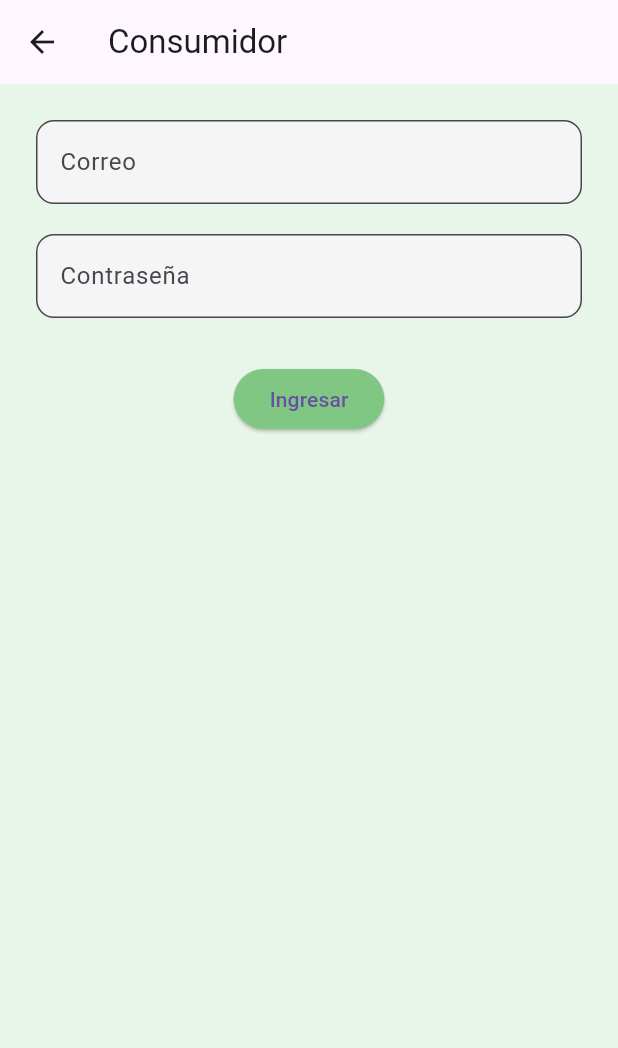
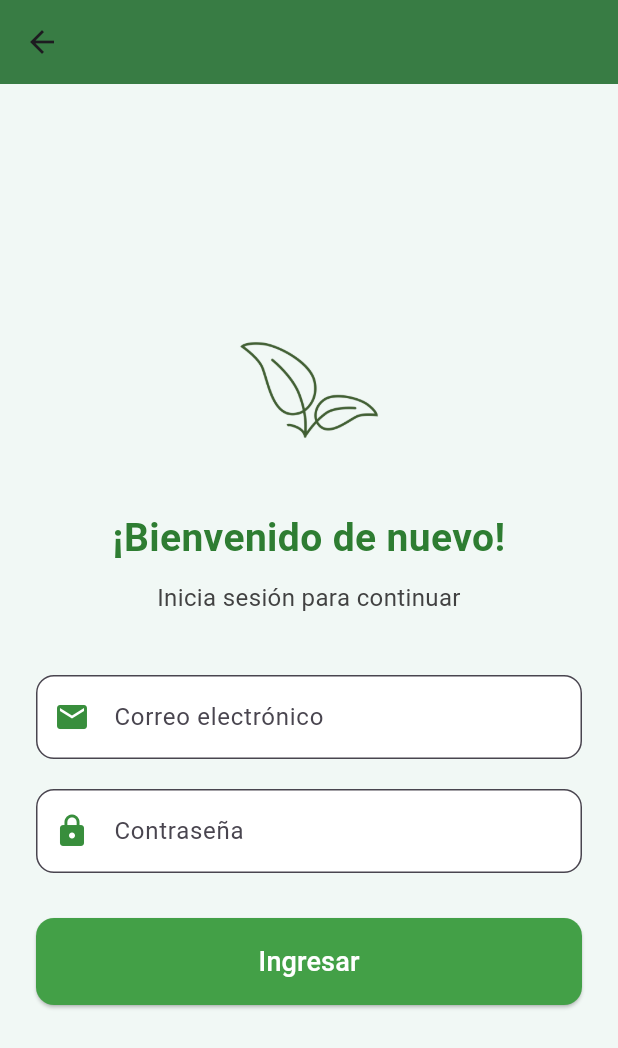
Before and after one commit to Anamamor/AgroConectaF, a Flutter app: the screen it shows after launch, after a tap on "Soy Consumidor", on a phone screen of 412 x 824 dp. Shown: the top 1048 px of the screen. Run offline on Flutter 3.47's test engine with Material 3 defaults, Android fonts, the phone set to English and light mode, and no system bars; our stand-ins replace google_fonts, image_picker.

Commit message:
cambios de estilo

```diff
--- a/lib/screens/login_consumidor.dart
+++ b/lib/screens/login_consumidor.dart
@@ -1,37 +1,111 @@
 import 'package:flutter/material.dart';
-import 'consumidor_home.dart';  // IMPORTA tu pantalla principal de consumidor
+import 'consumidor_home.dart';
 
 class LoginConsumidor extends StatelessWidget {
   final TextEditingController email = TextEditingController();
   final TextEditingController password = TextEditingController();
 
-  LoginConsumidor({Key? key}) : super(key: key);
-
   @override
   Widget build(BuildContext context) {
     return Scaffold(
-      appBar: AppBar(title: Text("Consumidor")),
-      body: Padding(
-        padding: const EdgeInsets.all(24.0),
+      backgroundColor: const Color(0xFFF1F8F5), // Fondo suave
+      appBar: AppBar(
+        backgroundColor: const Color(0xFF387C44),
+        //title: const Text("Ingreso Consumidor"),
+        centerTitle: true,
+      ),
+      body: Center(
+        child: SingleChildScrollView(
+          padding: const EdgeInsets.symmetric(horizontal: 24.0),
           child: Column(
+            crossAxisAlignment: CrossAxisAlignment.stretch,
             children: [
-            TextField(controller: email, decoration: InputDecoration(labelText: "Correo")),
-            SizedBox(height: 20),
-            TextField(controller: password, obscureText: true, decoration: InputDecoration(labelText: "Contraseña")),
-            SizedBox(height: 30),
+              // Icono o imagen
+              Image.asset(
+                'assets/iconoagro.webp',
+                height: 100,
+              ),
+              const SizedBox(height: 30),
+
+              const Text(
+                "¡Bienvenido de nuevo!",
+                textAlign: TextAlign.center,
+                style: TextStyle(
+                  fontSize: 26,
+                  fontWeight: FontWeight.bold,
+                  color: Color(0xFF2E7D32),
+                ),
+              ),
+              const SizedBox(height: 10),
+              const Text(
+                "Inicia sesión para continuar",
+                textAlign: TextAlign.center,
+                style: TextStyle(fontSize: 16),
+              ),
+              const SizedBox(height: 40),
+
+              // Campo de correo
+              TextField(
+                controller: email,
+                keyboardType: TextInputType.emailAddress,
+                decoration: InputDecoration(
+                  prefixIcon: Icon(Icons.email, color: Colors.green[700]),
+                  labelText: "Correo electrónico",
+                  border: OutlineInputBorder(
+                    borderRadius: BorderRadius.circular(12),
+                  ),
+                  filled: true,
+                  fillColor: Colors.white,
+                ),
+              ),
+              const SizedBox(height: 20),
+
+              // Campo de contraseña
+              TextField(
+                controller: password,
+                obscureText: true,
+                decoration: InputDecoration(
+                  prefixIcon: Icon(Icons.lock, color: Colors.green[700]),
+                  labelText: "Contraseña",
+                  border: OutlineInputBorder(
+                    borderRadius: BorderRadius.circular(12),
+                  ),
+                  filled: true,
+                  fillColor: Colors.white,
+                ),
+              ),
+              const SizedBox(height: 30),
+
+              // Botón ingresar
               ElevatedButton(
-              style: ElevatedButton.styleFrom(backgroundColor: Colors.green[300]),
-              child: Text("Ingresar"),
+                style: ElevatedButton.styleFrom(
+                  backgroundColor: Colors.green[600],
+                  foregroundColor: Colors.white,
+                  padding: const EdgeInsets.symmetric(vertical: 16),
+                  shape: RoundedRectangleBorder(
+                    borderRadius: BorderRadius.circular(12),
+                  ),
+                ),
+                child: const Text("Ingresar", style: TextStyle(fontSize: 18)),
                 onPressed: () {
+                  if (email.text.isNotEmpty && password.text.isNotEmpty) {
                     Navigator.pushReplacement(
                       context,
-MaterialPageRoute(builder: (context) => ConsumidorHome()),
+                      MaterialPageRoute(builder: (_) => ConsumidorHome()),
                     );
+                  } else {
+                    ScaffoldMessenger.of(context).showSnackBar(
+                      const SnackBar(
+                        content: Text("Por favor, completa todos los campos"),
+                      ),
+                    );
+                  }
                 },
               ),
             ],
           ),
         ),
+      ),
     );
   }
 }
--- a/pubspec.yaml
+++ b/pubspec.yaml
@@ -10,6 +10,8 @@ environment:
 dependencies:
   flutter:
     sdk: flutter
+  sqflite: ^2.3.2
+  path: ^1.9.0
   cupertino_icons: ^1.0.8
   google_fonts: ^6.1.0
 
```
Also changed, not shown: lib/screens/register.dart (line endings or trailing spaces), pubspec.lock, 1 other file. Lines whose indentation alone changed are shown as unchanged.
